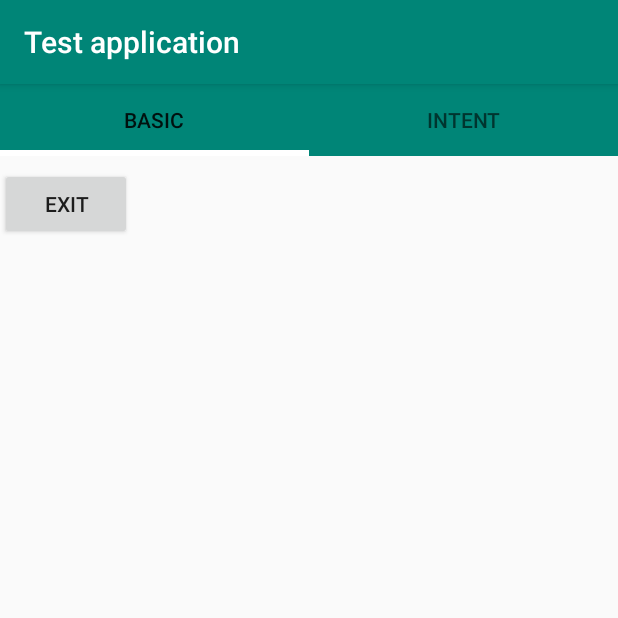
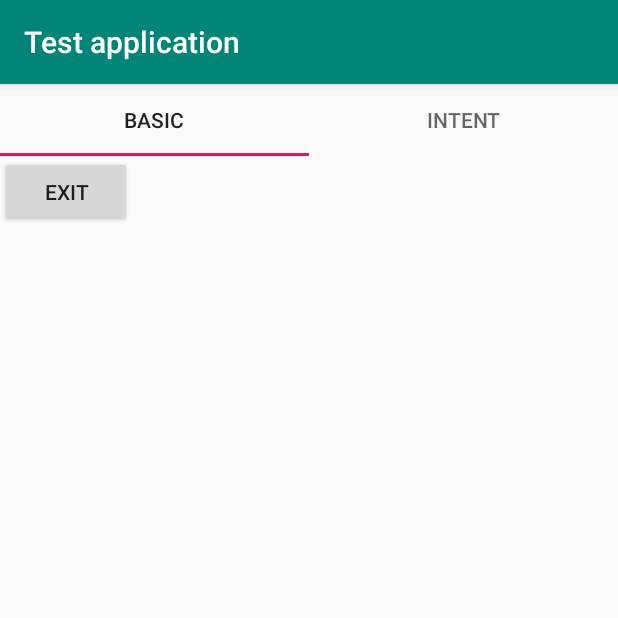
Before and after one commit to ryosaeba82/MultiTestApp, an Android app: the MainActivity screen opened directly, with no data from a screen before it, on a phone screen of 412 x 824 dp, the top half of it. Run offline under Robolectric (Android 15) with nearby library versions, the phone set to English and light mode, and no system bars.

Commit message:
Modificato layout MainActivity

```diff
--- a/app/src/main/res/layout/activity_main.xml
+++ b/app/src/main/res/layout/activity_main.xml
@@ -5,19 +5,17 @@
               android:layout_height="match_parent"
               android:orientation="vertical">
 
-    <android.support.design.widget.TabLayout
-            android:id="@+id/tabLayout"
-            android:layout_width="match_parent"
-            android:layout_height="wrap_content"
-            android:minHeight="?actionBarSize"
-            app:tabIndicatorColor="@color/white"
-            app:tabIndicatorHeight="4dp"
-            app:tabBackground="@color/colorPrimary"
-    >
-    </android.support.design.widget.TabLayout>
 
     <android.support.v4.view.ViewPager
             android:id="@+id/viewPager"
             android:layout_width="match_parent"
-            android:layout_height="match_parent"/>
+            android:layout_height="match_parent">
+
+            <android.support.design.widget.TabLayout
+                android:id="@+id/tabLayout"
+                android:layout_width="match_parent"
+                android:layout_height="wrap_content"
+                android:layout_gravity="top">
+            </android.support.design.widget.TabLayout>
+    </android.support.v4.view.ViewPager>
 </LinearLayout>
```
